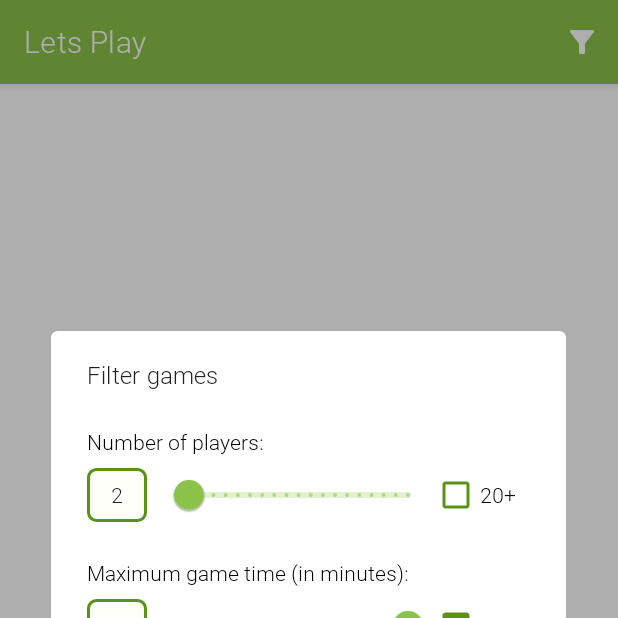
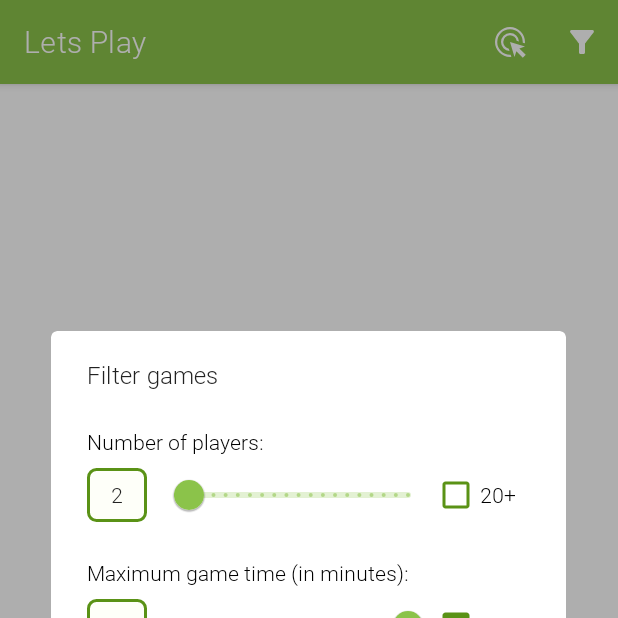
Before and after one commit to agatap2/Lets_Play, an Android app: the SelectGameFragment screen opened through its navigation route, after a tap on "Filter", on a phone screen of 412 x 824 dp, the top half of it. Run offline under Robolectric (Android 15) with nearby library versions, the phone set to English and light mode, and no system bars; our stand-ins replace Dagger/Hilt's generated code, data binding; libraries missing offline, so code that uses them is left out: com.simplecityapps.recyclerview_fastscroll; plain views replace FastScrollRecyclerView; pictures from the network do not load; Roboto replaces fonts that are not available here.

Commit message:
Selecting random game

```diff
--- /dev/null
+++ b/app/src/main/res/drawable-v24/ic_select_random.xml
@@ -0,0 +1,10 @@
+<vector xmlns:android="http://schemas.android.com/apk/res/android"
+    android:width="24dp"
+    android:height="24dp"
+    android:viewportWidth="48"
+    android:viewportHeight="48"
+    android:tint="@android:color/white">
+  <path
+      android:fillColor="@android:color/white"
+      android:pathData="M23.4,36Q18.6,35.75 15.3,32.3Q12,28.85 12,24Q12,19 15.5,15.5Q19,12 24,12Q28.85,12 32.3,15.3Q35.75,18.6 36,23.45L32.85,22.45Q32.3,19.25 29.85,17.125Q27.4,15 24,15Q20.25,15 17.625,17.625Q15,20.25 15,24Q15,27.35 17.125,29.825Q19.25,32.3 22.45,32.85ZM25.8,43.9Q25.35,43.95 24.9,43.975Q24.45,44 24,44Q19.85,44 16.2,42.425Q12.55,40.85 9.85,38.15Q7.15,35.45 5.575,31.8Q4,28.15 4,24Q4,19.85 5.575,16.2Q7.15,12.55 9.85,9.85Q12.55,7.15 16.2,5.575Q19.85,4 24,4Q28.15,4 31.8,5.575Q35.45,7.15 38.15,9.85Q40.85,12.55 42.425,16.2Q44,19.85 44,24Q44,24.45 43.975,24.9Q43.95,25.35 43.9,25.8L41,24.9V24Q41,16.9 36.05,11.95Q31.1,7 24,7Q16.9,7 11.95,11.95Q7,16.9 7,24Q7,31.1 11.95,36.05Q16.9,41 24,41Q24.25,41 24.45,41Q24.65,41 24.9,41ZM41.05,45 L32.5,36.45 30,44 24,24 44,30 36.45,32.5 45,41.05Z"/>
+</vector>
--- a/app/src/main/res/menu/filter_menu.xml
+++ b/app/src/main/res/menu/filter_menu.xml
@@ -1,6 +1,13 @@
 <?xml version="1.0" encoding="utf-8"?>
 <menu xmlns:android="http://schemas.android.com/apk/res/android"
     xmlns:app="http://schemas.android.com/apk/res-auto">
+    <item
+        android:id="@+id/select_random"
+        android:enabled="true"
+        android:icon="@drawable/ic_select_random"
+        android:title="@string/select_random"
+        android:visible="true"
+        app:showAsAction="ifRoom" />
     <item
         android:id="@+id/filter"
         android:enabled="true"
--- a/app/src/main/res/values/strings.xml
+++ b/app/src/main/res/values/strings.xml
@@ -19,6 +19,8 @@
     <string name="parent_game">Parent game: %s</string>
     <string name="confirm_delete_title">Confirm delete...</string>
     <string name="confirm_delete_message">Are you sure you want to delete this game from your collection?</string>
+    <string name="select_random">Select random</string>
+    <string name="selected_random_game">Your game for today!</string>
 
     <string name="owned_expansions_value"><![CDATA[<b>Owned expansions:</b> %s]]></string>
     <string name="parent_game_value"><![CDATA[<b>Parent game:</b> %s]]></string>
@@ -53,4 +55,5 @@
     <string name="filter">Filter</string>
     <string name="filter_games">Filter games</string>
     <string name="exclude_games_recommended_for_more_players">Exclude games recommended for more players</string>
+
 </resources>
```
Also changed, not shown: app/src/main/java/com/akobusinska/letsplay/ui/addGame/EditGameDetailsFragment.kt (+4 -4 lines), app/src/main/java/com/akobusinska/letsplay/ui/gameSelection/DialogRandomGameFragment.kt (added, +36 -0 lines), app/src/main/java/com/akobusinska/letsplay/ui/gameSelection/SelectGameFragment.kt (+7 -0 lines), app/src/main/res/layout/dialog_random_game.xml (added, +47 -0 lines), 1 other file.
